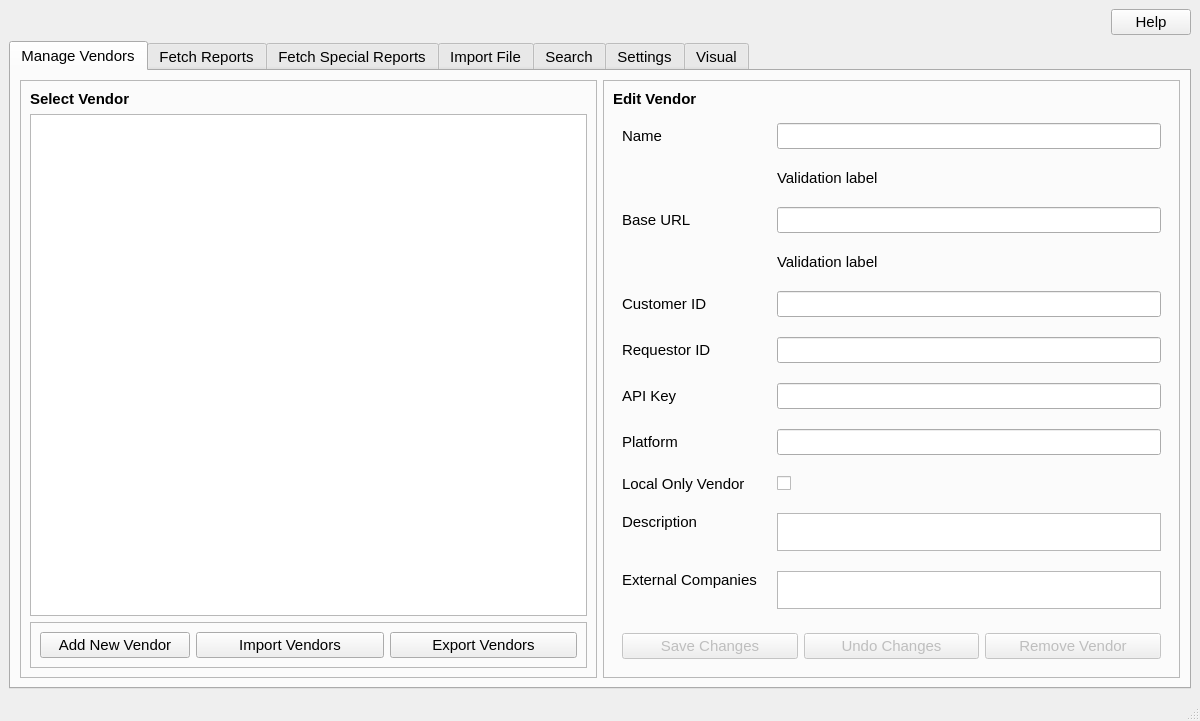
CS-4820-Library-Project/COUNTER-5-Report-Tool-2020-5.0, file ui/MainWindow.ui: the form before one commit.
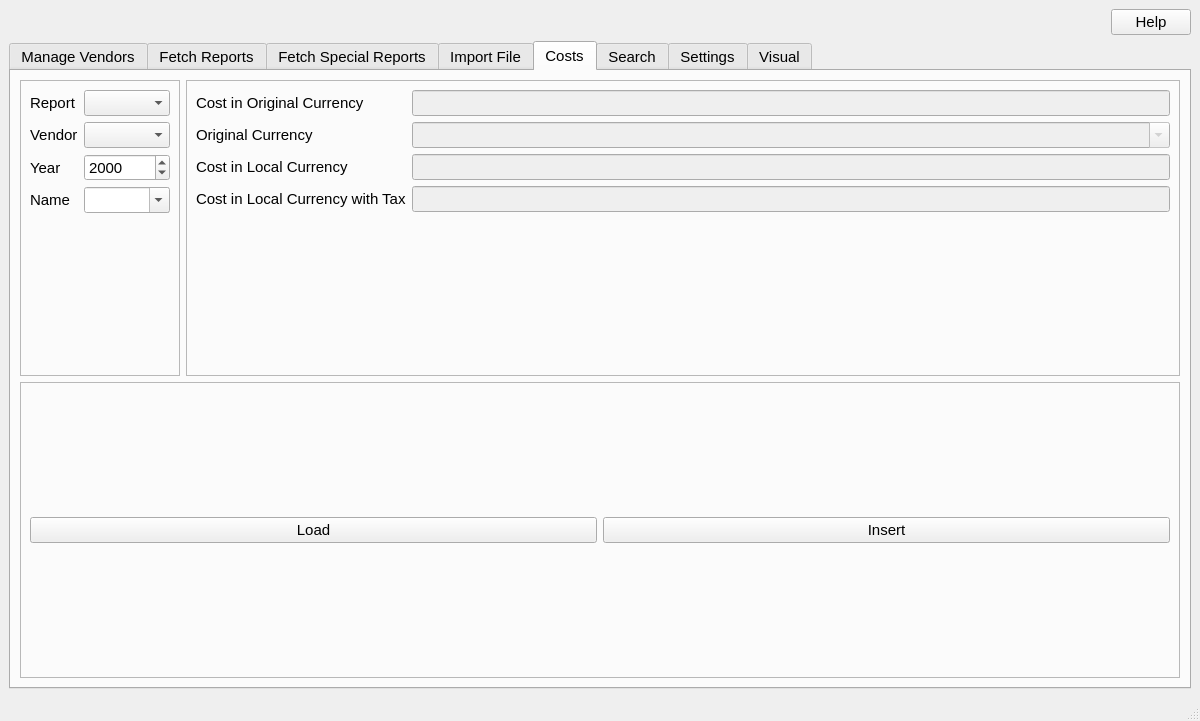
The form after the commit. The open tabs and pages were chosen to show the change.

Commit message: added costs page, fixed error in create table sql

What changed in the file:
```diff
--- a/ui/MainWindow.ui
+++ b/ui/MainWindow.ui
@@ -1623,6 +1623,170 @@
         </item>
        </layout>
       </widget>
+      <widget class="QWidget" name="costs_tab">
+       <attribute name="title">
+        <string>Costs</string>
+       </attribute>
+       <layout class="QGridLayout" name="gridLayout_12">
+        <item row="0" column="1">
+         <widget class="QFrame" name="costs_values_frame">
+          <property name="frameShape">
+           <enum>QFrame::StyledPanel</enum>
+          </property>
+          <property name="frameShadow">
+           <enum>QFrame::Raised</enum>
+          </property>
+          <layout class="QFormLayout" name="formLayout">
+           <item row="0" column="0">
+            <widget class="QLabel" name="costs_cost_in_original_currency_label">
+             <property name="text">
+              <string>Cost in Original Currency</string>
+             </property>
+            </widget>
+           </item>
+           <item row="0" column="1">
+            <widget class="QLineEdit" name="costs_cost_in_original_currency_lineedit">
+             <property name="enabled">
+              <bool>false</bool>
+             </property>
+            </widget>
+           </item>
+           <item row="1" column="0">
+            <widget class="QLabel" name="costs_original_currency_label">
+             <property name="text">
+              <string>Original Currency</string>
+             </property>
+            </widget>
+           </item>
+           <item row="1" column="1">
+            <widget class="QComboBox" name="costs_original_currency_value_combobox">
+             <property name="enabled">
+              <bool>false</bool>
+             </property>
+             <property name="editable">
+              <bool>true</bool>
+             </property>
+            </widget>
+           </item>
+           <item row="2" column="0">
+            <widget class="QLabel" name="costs_cost_in_local_currency_label">
+             <property name="text">
+              <string>Cost in Local Currency</string>
+             </property>
+            </widget>
+           </item>
+           <item row="2" column="1">
+            <widget class="QLineEdit" name="costs_cost_in_local_currency_lineedit">
+             <property name="enabled">
+              <bool>false</bool>
+             </property>
+            </widget>
+           </item>
+           <item row="3" column="0">
+            <widget class="QLabel" name="costs_cost_in_local_currency_with_tax_label">
+             <property name="text">
+              <string>Cost in Local Currency with Tax</string>
+             </property>
+            </widget>
+           </item>
+           <item row="3" column="1">
+            <widget class="QLineEdit" name="costs_cost_in_local_currency_with_tax_lineedit">
+             <property name="enabled">
+              <bool>false</bool>
+             </property>
+            </widget>
+           </item>
+          </layout>
+         </widget>
+        </item>
+        <item row="0" column="0">
+         <widget class="QFrame" name="costs_parameters_frame">
+          <property name="frameShape">
+           <enum>QFrame::StyledPanel</enum>
+          </property>
+          <property name="frameShadow">
+           <enum>QFrame::Raised</enum>
+          </property>
+          <layout class="QFormLayout" name="formLayout_3">
+           <item row="0" column="0">
+            <widget class="QLabel" name="costs_report_parameter_label">
+             <property name="text">
+              <string>Report</string>
+             </property>
+            </widget>
+           </item>
+           <item row="0" column="1">
+            <widget class="QComboBox" name="costs_report_parameter_combobox"/>
+           </item>
+           <item row="1" column="0">
+            <widget class="QLabel" name="costs_vendor_parameter_label">
+             <property name="text">
+              <string>Vendor</string>
+             </property>
+            </widget>
+           </item>
+           <item row="1" column="1">
+            <widget class="QComboBox" name="costs_vendor_parameter_combobox"/>
+           </item>
+           <item row="2" column="0">
+            <widget class="QLabel" name="costs_year_parameter_label">
+             <property name="text">
+              <string>Year</string>
+             </property>
+            </widget>
+           </item>
+           <item row="2" column="1">
+            <widget class="QDateEdit" name="costs_year_parameter_dateedit">
+             <property name="displayFormat">
+              <string>yyyy</string>
+             </property>
+            </widget>
+           </item>
+           <item row="3" column="0">
+            <widget class="QLabel" name="costs_name_parameter_label">
+             <property name="text">
+              <string>Name</string>
+             </property>
+            </widget>
+           </item>
+           <item row="3" column="1">
+            <widget class="QComboBox" name="costs_name_parameter_combobox">
+             <property name="editable">
+              <bool>true</bool>
+             </property>
+            </widget>
+           </item>
+          </layout>
+         </widget>
+        </item>
+        <item row="1" column="0" colspan="2">
+         <widget class="QFrame" name="costs_control_frame">
+          <property name="frameShape">
+           <enum>QFrame::StyledPanel</enum>
+          </property>
+          <property name="frameShadow">
+           <enum>QFrame::Raised</enum>
+          </property>
+          <layout class="QHBoxLayout" name="horizontalLayout_14">
+           <item>
+            <widget class="QPushButton" name="costs_load_button">
+             <property name="text">
+              <string>Load</string>
+             </property>
+            </widget>
+           </item>
+           <item>
+            <widget class="QPushButton" name="costs_insert_button">
+             <property name="text">
+              <string>Insert</string>
+             </property>
+            </widget>
+           </item>
+          </layout>
+         </widget>
+        </item>
+       </layout>
+      </widget>
       <widget class="QWidget" name="search_tab">
        <attribute name="title">
         <string>Search</string>
```
Left out of the diff: 8 changed lines with no effect on the pictures. The commit also changes 2 other files.
